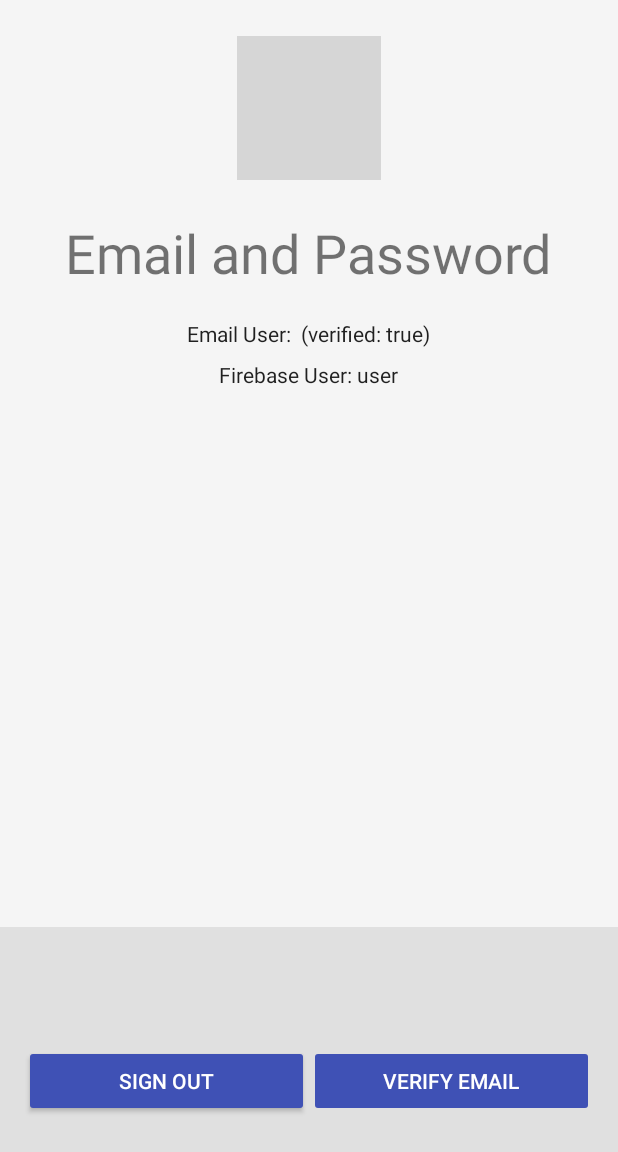
After one commit to Metaphizik/android-client, an Android app: the EmailPasswordActivity screen opened directly, with no data from a screen before it, on a phone screen of 412 x 824 dp. The commit adds this screen. Shown: the top 1152 px of the screen. Run offline under Robolectric (Android 15) with nearby library versions, the phone set to English and light mode, and no system bars; our stand-ins replace Firebase (no records; nobody signed in at launch, a user with empty details on screens opened directly); grey boxes are pictures that could not be loaded.

Commit message:
Add to auth and back, sending email from auth to navigation_header

```diff
--- a/app/src/main/AndroidManifest.xml
+++ b/app/src/main/AndroidManifest.xml
@@ -17,6 +17,8 @@
                 <category android:name="android.intent.category.LAUNCHER" />
             </intent-filter>
         </activity>
+        <activity android:name=".auth.BaseActivity"></activity>
+        <activity android:name=".auth.EmailPasswordActivity"></activity>
     </application>
 
 </manifest>
--- /dev/null
+++ b/app/src/main/java/com/example/metaphizik/design/auth/BaseActivity.java
@@ -0,0 +1,36 @@
+package com.example.metaphizik.design.auth;
+
+import android.app.ProgressDialog;
+import android.support.annotation.VisibleForTesting;
+import android.support.v7.app.AppCompatActivity;
+
+import com.example.metaphizik.design.R;
+
+public class BaseActivity extends AppCompatActivity {
+
+    @VisibleForTesting
+    public ProgressDialog mProgressDialog;
+
+    public void showProgressDialog() {
+        if (mProgressDialog == null) {
+            mProgressDialog = new ProgressDialog(this);
+            mProgressDialog.setMessage(getString(R.string.loading));
+            mProgressDialog.setIndeterminate(true);
+        }
+
+        mProgressDialog.show();
+    }
+
+    public void hideProgressDialog() {
+        if (mProgressDialog != null && mProgressDialog.isShowing()) {
+            mProgressDialog.dismiss();
+        }
+    }
+
+    @Override
+    public void onStop() {
+        super.onStop();
+        hideProgressDialog();
+    }
+
+}
--- /dev/null
+++ b/app/src/main/java/com/example/metaphizik/design/auth/EmailPasswordActivity.java
@@ -0,0 +1,264 @@
+/**
+ * Copyright 2016 Google Inc. All Rights Reserved.
+ *
+ * Licensed under the Apache License, Version 2.0 (the "License");
+ * you may not use this file except in compliance with the License.
+ * You may obtain a copy of the License at
+ *
+ * http://www.apache.org/licenses/LICENSE-2.0
+ *
+ * Unless required by applicable law or agreed to in writing, software
+ * distributed under the License is distributed on an "AS IS" BASIS,
+ * WITHOUT WARRANTIES OR CONDITIONS OF ANY KIND, either express or implied.
+ * See the License for the specific language governing permissions and
+ * limitations under the License.
+ */
+
+package com.example.metaphizik.design.auth;
+
+import android.content.Context;
+import android.content.Intent;
+import android.os.Bundle;
+import android.support.annotation.NonNull;
+import android.support.design.widget.NavigationView;
+import android.support.v7.app.AppCompatActivity;
+import android.text.TextUtils;
+import android.util.Log;
+import android.view.LayoutInflater;
+import android.view.View;
+import android.widget.EditText;
+import android.widget.TextView;
+import android.widget.Toast;
+
+import com.example.metaphizik.design.MainActivity;
+import com.example.metaphizik.design.R;
+import com.google.android.gms.tasks.OnCompleteListener;
+import com.google.android.gms.tasks.Task;
+import com.google.firebase.auth.AuthResult;
+import com.google.firebase.auth.FirebaseAuth;
+import com.google.firebase.auth.FirebaseUser;
+
+public class EmailPasswordActivity extends BaseActivity implements
+        View.OnClickListener {
+
+    private static final String TAG = "EmailPassword";
+
+    private TextView mStatusTextView;
+    private TextView mDetailTextView;
+    private EditText mEmailField;
+    private EditText mPasswordField;
+    private TextView nav_header_mail;
+
+    // [START declare_auth]
+    private FirebaseAuth mAuth;
+    // [END declare_auth]
+
+    @Override
+    public void onCreate(Bundle savedInstanceState) {
+        super.onCreate(savedInstanceState);
+        setContentView(R.layout.activity_emailpassword);
+
+        // Views
+        mStatusTextView = (TextView) findViewById(R.id.status);
+        mDetailTextView = (TextView) findViewById(R.id.detail);
+        mEmailField = (EditText) findViewById(R.id.field_email);
+        mPasswordField = (EditText) findViewById(R.id.field_password);
+
+        //почта на navigation_header
+
+        LayoutInflater inflater = (LayoutInflater) getSystemService(Context.LAYOUT_INFLATER_SERVICE);
+        View vi = inflater.inflate(R.layout.navigation_header, null);
+        nav_header_mail = (TextView)vi.findViewById(R.id.MAIL) ;
+
+        // Buttons
+        findViewById(R.id.email_sign_in_button).setOnClickListener(this);
+        findViewById(R.id.email_create_account_button).setOnClickListener(this);
+        findViewById(R.id.sign_out_button).setOnClickListener(this);
+        findViewById(R.id.verify_email_button).setOnClickListener(this);
+
+        // [START initialize_auth]
+        mAuth = FirebaseAuth.getInstance();
+        // [END initialize_auth]
+    }
+
+    // [START on_start_check_user]
+    @Override
+    public void onStart() {
+        super.onStart();
+        // Check if user is signed in (non-null) and update UI accordingly.
+        FirebaseUser currentUser = mAuth.getCurrentUser();
+        updateUI(currentUser);
+    }
+    // [END on_start_check_user]
+
+    private void createAccount(String email, String password) {
+        Log.d(TAG, "createAccount:" + email);
+        if (!validateForm()) {
+            return;
+        }
+
+        showProgressDialog();
+
+        // [START create_user_with_email]
+        mAuth.createUserWithEmailAndPassword(email, password)
+                .addOnCompleteListener(this, new OnCompleteListener<AuthResult>() {
+                    @Override
+                    public void onComplete(@NonNull Task<AuthResult> task) {
+                        if (task.isSuccessful()) {
+                            // Sign in success, update UI with the signed-in user's information
+                            Log.d(TAG, "createUserWithEmail:success");
+                            FirebaseUser user = mAuth.getCurrentUser();
+                            updateUI(user);
+                        } else {
+                            // If sign in fails, display a message to the user.
+                            Log.w(TAG, "createUserWithEmail:failure", task.getException());
+                            Toast.makeText(EmailPasswordActivity.this, "Authentication failed.",
+                                    Toast.LENGTH_SHORT).show();
+                            updateUI(null);
+                        }
+
+                        // [START_EXCLUDE]
+                        hideProgressDialog();
+                        // [END_EXCLUDE]
+                    }
+                });
+        // [END create_user_with_email]
+    }
+
+    private void signIn(final String email, String password) {
+        Log.d(TAG, "signIn:" + email);
+        if (!validateForm()) {
+            return;
+        }
+
+        showProgressDialog();
+
+        // [START sign_in_with_email]
+        mAuth.signInWithEmailAndPassword(email, password)
+                .addOnCompleteListener(this, new OnCompleteListener<AuthResult>() {
+                    @Override
+                    public void onComplete(@NonNull Task<AuthResult> task) {
+                        if (task.isSuccessful()) {
+                            // Sign in success, update UI with the signed-in user's information
+                            Log.d(TAG, "signInWithEmail:success");
+                            FirebaseUser user = mAuth.getCurrentUser();
+                            updateUI(user);
+                            //возвращаем емайл на navigation_header
+                            nav_header_mail.setText(email);
+                            Intent intent = new Intent(EmailPasswordActivity.this, MainActivity.class);
+                            intent.putExtra("email_tag", email);
+                            setResult(RESULT_OK, intent);
+                            finish();
+                        } else {
+                            // If sign in fails, display a message to the user.
+                            Log.w(TAG, "signInWithEmail:failure", task.getException());
+                            Toast.makeText(EmailPasswordActivity.this, "Authentication failed.",
+                                    Toast.LENGTH_SHORT).show();
+                            updateUI(null);
+                        }
+
+                        // [START_EXCLUDE]
+                        if (!task.isSuccessful()) {
+                            mStatusTextView.setText(R.string.auth_failed);
+                        }
+                        hideProgressDialog();
+                        // [END_EXCLUDE]
+                    }
+                });
+        // [END sign_in_with_email]
+    }
+
+    private void signOut() {
+        mAuth.signOut();
+        updateUI(null);
+    }
+
+    private void sendEmailVerification() {
+        // Disable button
+        findViewById(R.id.verify_email_button).setEnabled(false);
+
+        // Send verification email
+        // [START send_email_verification]
+        final FirebaseUser user = mAuth.getCurrentUser();
+        user.sendEmailVerification()
+                .addOnCompleteListener(this, new OnCompleteListener<Void>() {
+                    @Override
+                    public void onComplete(@NonNull Task<Void> task) {
+                        // [START_EXCLUDE]
+                        // Re-enable button
+                        findViewById(R.id.verify_email_button).setEnabled(true);
+
+                        if (task.isSuccessful()) {
+                            Toast.makeText(EmailPasswordActivity.this,
+                                    "Verification email sent to " + user.getEmail(),
+                                    Toast.LENGTH_SHORT).show();
+                        } else {
+                            Log.e(TAG, "sendEmailVerification", task.getException());
+                            Toast.makeText(EmailPasswordActivity.this,
+                                    "Failed to send verification email.",
+                                    Toast.LENGTH_SHORT).show();
+                        }
+                        // [END_EXCLUDE]
+                    }
+                });
+        // [END send_email_verification]
+    }
+
+    private boolean validateForm() {
+        boolean valid = true;
+
+        String email = mEmailField.getText().toString();
+        if (TextUtils.isEmpty(email)) {
+            mEmailField.setError("Required.");
+            valid = false;
+        } else {
+            mEmailField.setError(null);
+        }
+
+        String password = mPasswordField.getText().toString();
+        if (TextUtils.isEmpty(password)) {
+            mPasswordField.setError("Required.");
+            valid = false;
+        } else {
+            mPasswordField.setError(null);
+        }
+
+        return valid;
+    }
+
+    private void updateUI(FirebaseUser user) {
+        hideProgressDialog();
+        if (user != null) {
+            mStatusTextView.setText(getString(R.string.emailpassword_status_fmt,
+                    user.getEmail(), user.isEmailVerified()));
+            mDetailTextView.setText(getString(R.string.firebase_status_fmt, user.getUid()));
+
+            findViewById(R.id.email_password_buttons).setVisibility(View.GONE);
+            findViewById(R.id.email_password_fields).setVisibility(View.GONE);
+            findViewById(R.id.signed_in_buttons).setVisibility(View.VISIBLE);
+
+            findViewById(R.id.verify_email_button).setEnabled(!user.isEmailVerified());
+        } else {
+            mStatusTextView.setText(R.string.signed_out);
+            mDetailTextView.setText(null);
+
+            findViewById(R.id.email_password_buttons).setVisibility(View.VISIBLE);
+            findViewById(R.id.email_password_fields).setVisibility(View.VISIBLE);
+            findViewById(R.id.signed_in_buttons).setVisibility(View.GONE);
+        }
+    }
+
+    @Override
+    public void onClick(View v) {
+        int i = v.getId();
+        if (i == R.id.email_create_account_button) {
+            createAccount(mEmailField.getText().toString(), mPasswordField.getText().toString());
+        } else if (i == R.id.email_sign_in_button) {
+            signIn(mEmailField.getText().toString(), mPasswordField.getText().toString());
+        } else if (i == R.id.sign_out_button) {
+            signOut();
+        } else if (i == R.id.verify_email_button) {
+            sendEmailVerification();
+        }
+    }
+}
--- /dev/null
+++ b/app/src/main/res/layout/activity_emailpassword.xml
@@ -0,0 +1,135 @@
+<LinearLayout xmlns:android="http://schemas.android.com/apk/res/android"
+    xmlns:tools="http://schemas.android.com/tools"
+    android:id="@+id/main_layout"
+    android:layout_width="match_parent"
+    android:layout_height="match_parent"
+    android:background="@color/grey_100"
+    android:orientation="vertical"
+    android:weightSum="4">
+
+    <LinearLayout
+        android:layout_width="match_parent"
+        android:layout_height="0dp"
+        android:layout_weight="3"
+        android:gravity="center_horizontal"
+        android:orientation="vertical">
+
+        <ImageView
+            android:id="@+id/icon"
+            style="@style/ThemeOverlay.FirebaseIcon"
+            android:layout_width="wrap_content"
+            android:layout_height="wrap_content"
+            android:contentDescription="@string/desc_firebase_lockup"
+            android:src="@drawable/firebase_lockup_400" />
+
+        <TextView
+            android:id="@+id/title_text"
+            android:layout_width="wrap_content"
+            android:layout_height="wrap_content"
+            android:layout_marginBottom="@dimen/title_bottom_margin"
+            android:text="@string/emailpassword_title_text"
+            android:theme="@style/ThemeOverlay.MyTitleText" />
+
+        <TextView
+            android:id="@+id/status"
+            style="@style/ThemeOverlay.MyTextDetail"
+            android:text="@string/signed_out" />
+
+        <TextView
+            android:id="@+id/detail"
+            style="@style/ThemeOverlay.MyTextDetail"
+            tools:text="Firebase User ID: 123456789abc" />
+
+    </LinearLayout>
+
+
+    <RelativeLayout
+        android:layout_width="fill_parent"
+        android:layout_height="0dp"
+        android:layout_weight="1"
+        android:background="@color/grey_300"
+        android:gravity="center_vertical">
+
+        <LinearLayout
+            android:id="@+id/email_password_fields"
+            android:layout_width="fill_parent"
+            android:layout_height="wrap_content"
+            android:orientation="horizontal"
+            android:paddingLeft="16dp"
+            android:paddingRight="16dp">
+
+            <EditText
+                android:id="@+id/field_email"
+                android:layout_width="0dp"
+                android:layout_height="wrap_content"
+                android:layout_weight="1"
+                android:hint="@string/hint_email"
+                android:inputType="textEmailAddress" />
+
+            <EditText
+                android:id="@+id/field_password"
+                android:layout_width="0dp"
+                android:layout_height="wrap_content"
+                android:layout_weight="1"
+                android:hint="@string/hint_password"
+                android:inputType="textPassword" />
+        </LinearLayout>
+
+        <LinearLayout
+            android:id="@+id/email_password_buttons"
+            android:layout_width="fill_parent"
+            android:layout_height="wrap_content"
+            android:layout_below="@+id/email_password_fields"
+            android:orientation="horizontal"
+            android:paddingLeft="16dp"
+            android:paddingRight="16dp">
+
+            <Button
+                android:id="@+id/email_sign_in_button"
+                android:layout_width="0dp"
+                android:layout_height="wrap_content"
+                android:layout_weight="1"
+                android:text="@string/sign_in"
+                android:theme="@style/ThemeOverlay.MyDarkButton" />
+
+            <Button
+                android:id="@+id/email_create_account_button"
+                android:layout_width="0dp"
+                android:layout_height="wrap_content"
+                android:layout_weight="1"
+                android:text="@string/create_account"
+                android:theme="@style/ThemeOverlay.MyDarkButton" />
+        </LinearLayout>
+
+        <LinearLayout
+            android:id="@+id/signed_in_buttons"
+            android:layout_width="fill_parent"
+            android:layout_height="wrap_content"
+            android:layout_centerInParent="true"
+            android:orientation="horizontal"
+            android:paddingLeft="16dp"
+            android:paddingRight="16dp"
+            android:visibility="gone"
+            android:weightSum="2.0">
+
+            <Button
+                android:id="@+id/sign_out_button"
+                android:layout_width="0dp"
+                android:layout_height="wrap_content"
+                android:layout_weight="1.0"
+                android:text="@string/sign_out"
+                android:theme="@style/ThemeOverlay.MyDarkButton" />
+
+            <Button
+                android:id="@+id/verify_email_button"
+                android:layout_width="0dp"
+                android:layout_height="wrap_content"
+                android:layout_weight="1.0"
+                android:text="@string/verify_email"
+                android:theme="@style/ThemeOverlay.MyDarkButton" />
+
+        </LinearLayout>
+
+    </RelativeLayout>
+
+</LinearLayout>
--- a/app/src/main/res/layout/activity_main.xml
+++ b/app/src/main/res/layout/activity_main.xml
@@ -6,7 +6,6 @@
     android:layout_height="match_parent"
     android:background="@color/MainBackground"
     android:fitsSystemWindows="true">
-
     <android.support.design.widget.CoordinatorLayout
         android:layout_width="match_parent"
         android:layout_height="wrap_content">
--- a/app/src/main/res/values/colors.xml
+++ b/app/src/main/res/values/colors.xml
@@ -6,4 +6,7 @@
     <color name="MainBackground">#dedddd</color>
     <color name="whiteColor">#ffffff</color>
     <color name="colorBlack">#191919</color>
+
+    <color name="grey_100">#F5F5F5</color>
+    <color name="grey_300">#E0E0E0</color>
 </resources>
--- a/app/src/main/res/values/dimens.xml
+++ b/app/src/main/res/values/dimens.xml
@@ -3,4 +3,8 @@
     <dimen name="activity_horizontal_margin">16dp</dimen>
     <dimen name="activity_vertical_margin">16dp</dimen>
     <dimen name="fab_margin">16dp</dimen>
+
+    <dimen name="icon_top_margin">24dp</dimen>
+    <dimen name="icon_bottom_margin">24dp</dimen>
+    <dimen name="title_bottom_margin">16dp</dimen>
 </resources>
--- a/app/src/main/res/values/strings.xml
+++ b/app/src/main/res/values/strings.xml
@@ -8,4 +8,42 @@
     <string name="tab_item_ideas"> Идеи</string>
     <string name="tab_item_todo"> Сделать</string>
     <string name="tab_item_birthdays"> Дни рождения</string>
+
+    <!-- Auth-->
+    <string name="label_emailpassword">Email/Password Authentication</string>
+    <string name="desc_emailpassword">Use an email and password to authenticate with Firebase.</string>
+    <string name="hint_user_id">User ID</string>
+    <string name="get_custom_token">Get Token</string>
+    <string name="sign_in">Sign In</string>
+    <string name="create_account">Create Account</string>
+    <string name="sign_out">Sign Out</string>
+    <string name="verify_email">Verify Email</string>
+    <string name="disconnect">Disconnect</string>
+    <string name="loading">Loading…</string>
+    <string name="custom_token">Custom Token</string>
+    <string name="signed_out">Signed Out</string>
+    <string name="token_null">Token: null</string>
+    <string name="hint_email">Email</string>
+    <string name="hint_password">Password</string>
+    <string name="desc_firebase_lockup">Firebase logo and name</string>
+    <string name="auth_failed">Authentication failed</string>
+
+    <string name="firebase_status_fmt">Firebase User: %s</string>
+    <string name="firebase_user_management">Firebase User Management</string>
+
+    <string name="google_status_fmt">Google User: %s</string>
+    <string name="google_title_text">Google Sign In</string>
+
+    <string name="facebook_status_fmt">Facebook User: %s</string>
+    <string name="facebook_title_text">Facebook Login</string>
+
+    <string name="emailpassword_status_fmt">Email User: %1$s (verified: %2$b)</string>
+    <string name="emailpassword_title_text">Email and Password</string>
+
+    <string name="firebaseui_status_fmt">Firebase User: %s</string>
+    <string name="firebaseui_title_text">FirebaseUI Auth</string>
+
+    <string name="id_fmt">User ID: %s</string>
+    <string name="email_fmt">Email: %s</string>
+    <string name="mail">TextView</string>
 </resources>
--- a/app/src/main/res/values/styles.xml
+++ b/app/src/main/res/values/styles.xml
@@ -11,4 +11,33 @@
         <item name="colorControlNormal">@color/whiteColor</item>
     </style>
 
+    <style name="ThemeOverlay.MyTextDetail" parent="AppTheme">
+        <item name="android:layout_width">wrap_content</item>
+        <item name="android:layout_height">wrap_content</item>
+        <item name="android:fadeScrollbars">true</item>
+        <item name="android:gravity">center</item>
+        <item name="android:maxLines">5</item>
+        <item name="android:padding">4dp</item>
+        <item name="android:scrollbars">vertical</item>
+        <item name="android:textSize">14sp</item>
+    </style>
+
+    <style name="ThemeOverlay.MyTitleText" parent="AppTheme">
+        <item name="android:gravity">center</item>
+        <item name="android:textSize">36sp</item>
+    </style>
+
+    <!-- Dark Buttons -->
+    <style name="ThemeOverlay.MyDarkButton" parent="ThemeOverlay.AppCompat.Dark">
+        <item name="colorButtonNormal">@color/colorAccent</item>
+        <item name="android:layout_marginRight">4dp</item>
+        <item name="android:layout_marginLeft">4dp</item>
+        <item name="android:textColor">@android:color/white</item>
+    </style>
+
+    <style name="ThemeOverlay.FirebaseIcon" parent="AppTheme">
+        <item name="android:layout_marginTop">@dimen/icon_top_margin</item>
+        <item name="android:layout_marginBottom">@dimen/icon_bottom_margin</item>
+    </style>
+
 </resources>
--- a/build.gradle
+++ b/build.gradle
@@ -9,6 +9,7 @@ buildscript {
 
         // NOTE: Do not place your application dependencies here; they belong
         // in the individual module build.gradle files
+        classpath 'com.google.gms:google-services:3.0.0'
     }
 }
 
```
Also changed, not shown: app/build.gradle (+9 -5 lines), app/src/main/java/com/example/metaphizik/design/MainActivity.java (+32 -10 lines), app/src/main/res/layout/fragment_example.xml (deleted, +0 -11 lines), app/src/main/res/layout/navigation_header.xml (+15 -2 lines), app/src/main/res/menu/menu_navigation.xml (+2 -7 lines).
